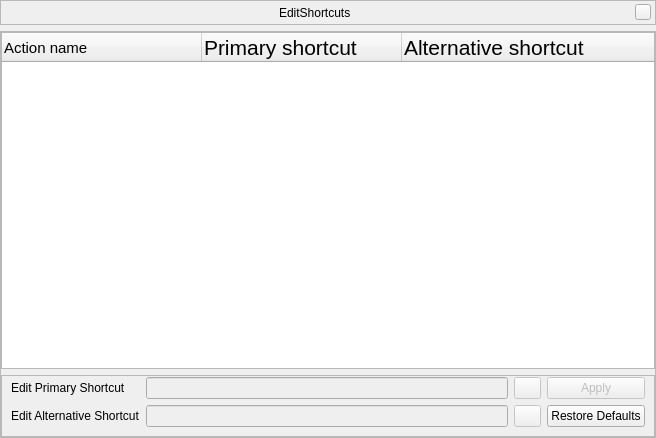
Before: the Qt Designer form src/gui/shortcutsDialog.ui in 519984307/stellarium_src, drawn with Qt 5.
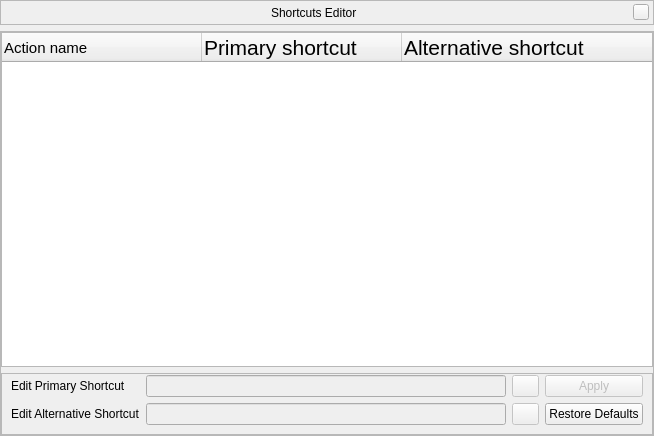
After: the same form once the commit is applied. Icons and pictures are not drawn. Custom widgets are drawn as their Qt base class.

Commit message: generate stellarium.pot + tiny fix for shaders logger

The edit to the form file:
```diff
--- a/src/gui/shortcutsDialog.ui
+++ b/src/gui/shortcutsDialog.ui
@@ -6,8 +6,8 @@
    <rect>
     <x>0</x>
     <y>0</y>
-    <width>656</width>
-    <height>438</height>
+    <width>654</width>
+    <height>436</height>
    </rect>
   </property>
   <property name="windowTitle">
@@ -66,7 +66,7 @@
       <item>
        <widget class="QLabel" name="stelWindowTitle">
         <property name="text">
-         <string>EditShortcuts</string>
+         <string>Shortcuts Editor</string>
         </property>
        </widget>
       </item>
```
The commit also changes 1 other file.
